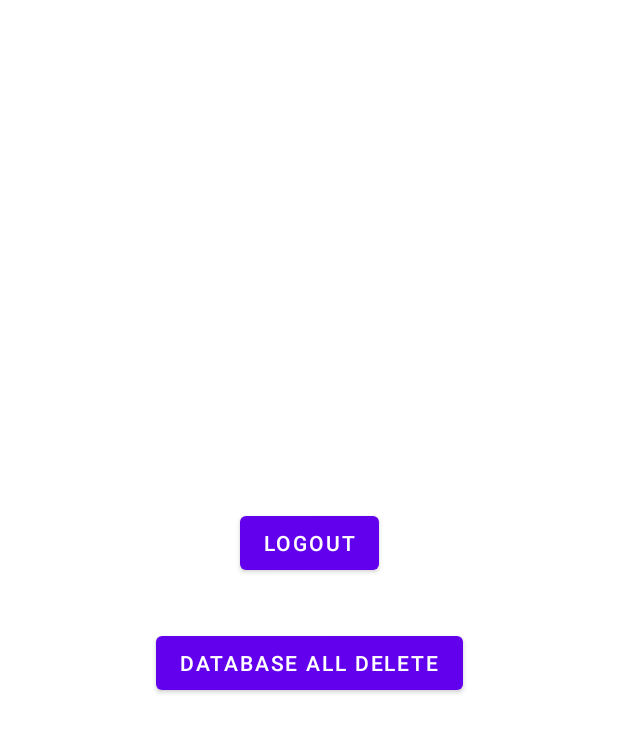
After one commit to rollcake86/TripPhoto, an Android app: the layout fragment_setting.xml on its own in the app's theme, with its tools: preview values and no code run, on a phone screen of 412 x 824 dp. The commit adds this screen. Shown: the top 732 px of the screen. Run offline under Robolectric (Android 15) with nearby library versions, the phone set to English and light mode, and no system bars.

Commit message:
- fragment add

```diff
--- a/app/src/main/java/com/rollcake/tripPhoto/TripApplication.kt
+++ b/app/src/main/java/com/rollcake/tripPhoto/TripApplication.kt
@@ -2,16 +2,19 @@ package com.rollcake.tripPhoto
 
 import android.app.Application
 import com.google.firebase.FirebaseApp
+import com.rollcake.tripPhoto.authentication.FirebaseUserLiveData
 import com.rollcake.tripPhoto.data.local.LocalDB
 import timber.log.Timber
 
 class TripApplication : Application() {
+
+    lateinit var firebaseUserLiveData : FirebaseUserLiveData
 
     override fun onCreate() {
         super.onCreate()
         FirebaseApp.initializeApp(this)
         LocalDB.createRemindersDao(this)
         Timber.asTree()
-
+        firebaseUserLiveData = FirebaseUserLiveData()
     }
 }
--- /dev/null
+++ b/app/src/main/res/layout/fragment_setting.xml
@@ -0,0 +1,41 @@
+<?xml version="1.0" encoding="utf-8"?>
+<layout xmlns:android="http://schemas.android.com/apk/res/android"
+    xmlns:app="http://schemas.android.com/apk/res-auto"
+    xmlns:tools="http://schemas.android.com/tools"
+    android:layout_width="match_parent"
+    android:layout_height="match_parent">
+
+    <data>
+        <variable
+            name="viewModel"
+            type="com.rollcake.tripPhoto.ui.setting.SettingViewModel" />
+    </data>
+
+    <androidx.constraintlayout.widget.ConstraintLayout
+        android:layout_width="match_parent"
+        android:layout_height="match_parent">
+
+
+        <Button
+            android:id="@+id/logout_btn"
+            android:layout_width="wrap_content"
+            android:layout_height="wrap_content"
+            android:layout_marginBottom="100dp"
+            android:text="@string/logout"
+            app:layout_constraintBottom_toBottomOf="parent"
+            app:layout_constraintEnd_toEndOf="parent"
+            app:layout_constraintStart_toStartOf="parent"
+            app:layout_constraintTop_toTopOf="parent" />
+
+        <Button
+            android:id="@+id/delete_db_btn"
+            android:layout_width="wrap_content"
+            android:layout_height="wrap_content"
+            android:layout_marginTop="32dp"
+            android:text="@string/database_all_delete"
+            app:layout_constraintEnd_toEndOf="parent"
+            app:layout_constraintStart_toStartOf="parent"
+            app:layout_constraintTop_toBottomOf="@+id/logout_btn" />
+    </androidx.constraintlayout.widget.ConstraintLayout>
+
+</layout>
--- a/app/src/main/res/values/strings.xml
+++ b/app/src/main/res/values/strings.xml
@@ -1,5 +1,11 @@
 <resources>
-    <string name="app_name">tripPhoto</string>
+    <string name="app_name">Korean Trip</string>
     <string name="google_maps_key">AIzaSyA5E85XZjrB5vPmiH8gnouZXspwleKfnB8</string>
     <string name="search_here">Search Here!</string>
+    <string name="login">Login</string>
+    <string name="korean_trip">Korean Trip</string>
+    <string name="logout">logout</string>
+    <string name="database_all_delete">database all delete</string>
+    <string name="logout_success">logout Success</string>
+    <string name="delete_all_data">Delete All TripData</string>
 </resources>
--- a/app/src/main/res/values/themes.xml
+++ b/app/src/main/res/values/themes.xml
@@ -8,7 +8,7 @@
         <!-- Secondary brand color. -->
         <item name="colorSecondary">@color/teal_200</item>
         <item name="colorSecondaryVariant">@color/teal_700</item>
-        <item name="colorOnSecondary">@color/black</item>
+        <item name="colorOnSecondary">@color/white</item>
         <!-- Status bar color. -->
         <item name="android:statusBarColor">?attr/colorPrimaryVariant</item>
         <!-- Customize your theme here. -->
```
Also changed, not shown: app/src/main/AndroidManifest.xml (+9 -3 lines), app/src/main/java/com/rollcake/tripPhoto/MainActivity.kt (+12 -0 lines), app/src/main/java/com/rollcake/tripPhoto/authentication/AuthenticationActivity.kt (added, +87 -0 lines), app/src/main/java/com/rollcake/tripPhoto/authentication/AuthenticationViewModel.kt (added, +37 -0 lines), app/src/main/java/com/rollcake/tripPhoto/authentication/FirebaseUserLiveData.kt (added, +49 -0 lines), app/src/main/java/com/rollcake/tripPhoto/ui/main/MainViewModel.kt (+6 -3 lines), app/src/main/java/com/rollcake/tripPhoto/ui/setting/SettingFragment.kt (added, +58 -0 lines), app/src/main/java/com/rollcake/tripPhoto/ui/setting/SettingViewModel.kt (added, +23 -0 lines), app/src/main/java/com/rollcake/utils/Extensions.kt (added, +68 -0 lines), app/src/main/res/layout/activity_authentication.xml (added, +45 -0 lines), app/src/main/res/layout/fragment_mylist.xml (added, +21 -0 lines), app/src/main/res/navigation/nav_main.xml (+16 -1 lines), app/src/main/res/values/dimens.xml (added, +12 -0 lines).
